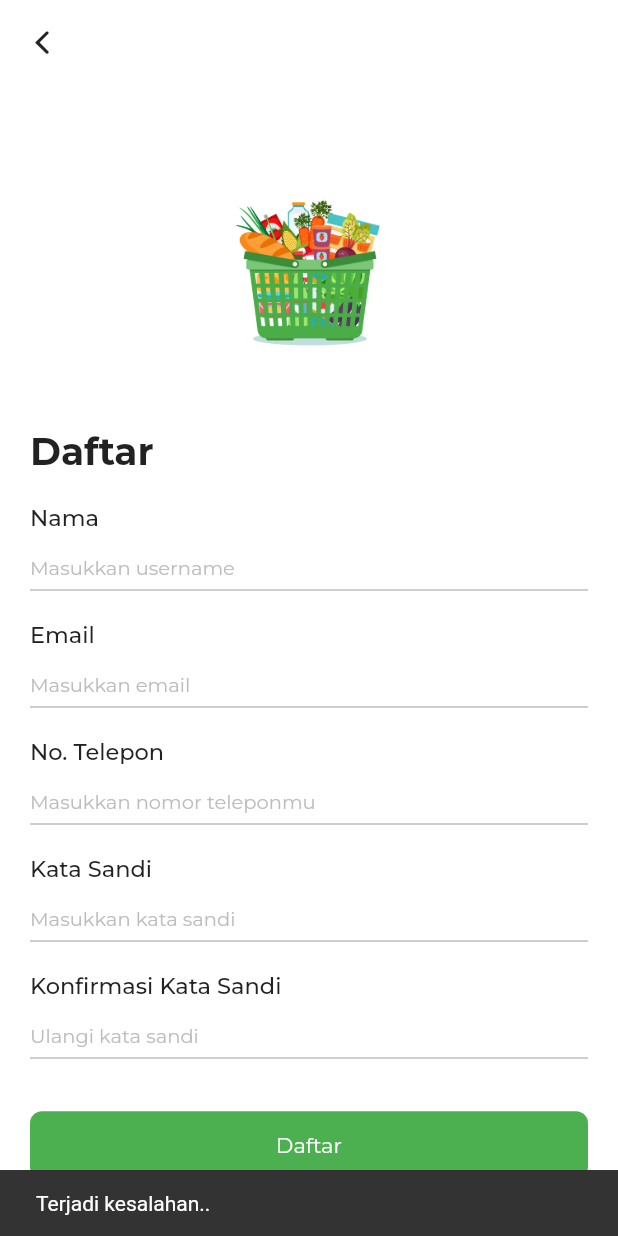
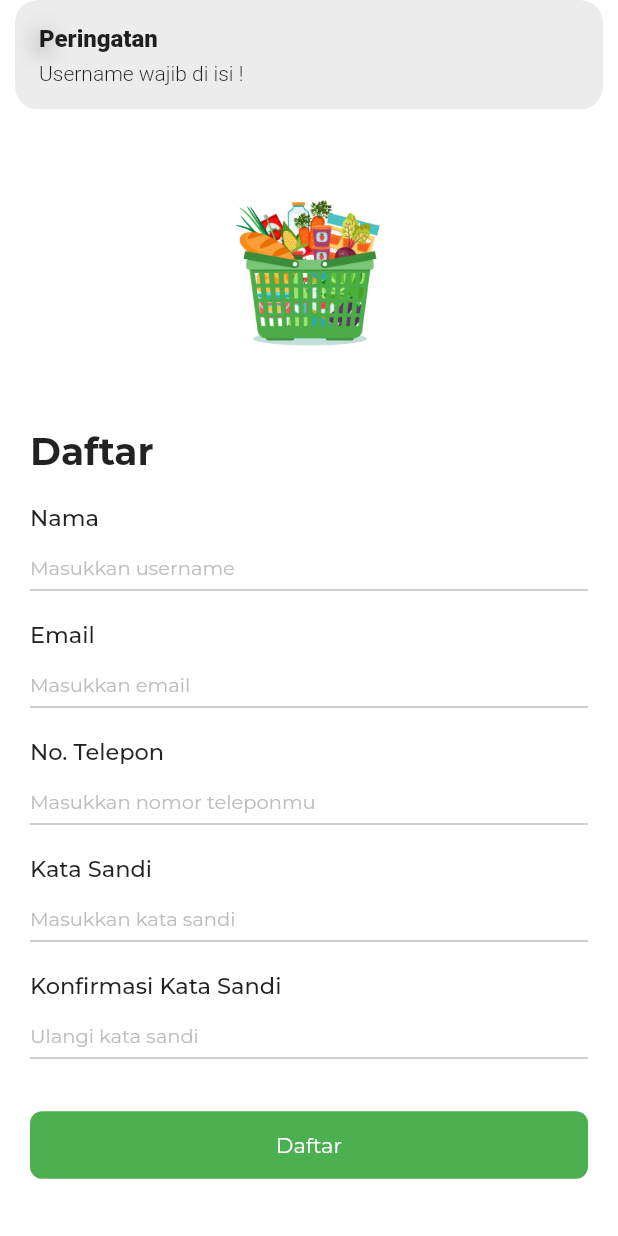
Before and after one commit to n0ulli/ecommerce, a Flutter app: the RegisterScreen screen opened directly, after a tap on "Daftar", on a phone screen of 412 x 824 dp. Run offline on Flutter 3.47's test engine with Material 2 defaults, Android fonts, the phone set to English and light mode, and no system bars; our stand-ins replace cached_network_image, carousel_slider, get, google_fonts, shared_preferences; accounts and stored records are empty.

Commit message:
fix login, register disesuaikan dengan getx, dipindah ke controller

```diff
--- a/lib/controller/auth_controller.dart
+++ b/lib/controller/auth_controller.dart
@@ -1,6 +1,8 @@
 
+import 'package:flutter/cupertino.dart';
 import 'package:get/get.dart';
 import 'package:tokoonline/model/model_users.dart';
+import 'package:tokoonline/screen/home/main_home.dart';
 
 class AuthController extends GetxController{
 
@@ -9,16 +11,31 @@ class AuthController extends GetxController{
   RxString firstName = "".obs;
   RxString lastName = "".obs;
 
+  final phoneController = TextEditingController();
+  final passController = TextEditingController();
+
+  final userController = TextEditingController();
+  final emailController = TextEditingController();
+  final confirmpassController = TextEditingController();
+
   changeOpenPassLogin(bool val){
     openPassLogin.value = val;
   }
 
-  Future<bool> getLogin(String user, String pass) async {
+  resetTextControl(){
+    phoneController.text = "";
+    passController.text = "";
+    userController.text = "";
+    emailController.text = "";
+    confirmpassController.text = "";
+  }
+
+  Future<bool> getLogin() async {
     try {
-      if (user.isNotEmpty) {
-        if (pass.isNotEmpty) {
+      if (phoneController.text.isNotEmpty) {
+        if (passController.text.isNotEmpty) {
           List dataUser = await model_users()
-              .select_data_login(user, pass);
+              .select_data_login(phoneController.text, passController.text);
           if (dataUser.isNotEmpty) {
             var objData = dataUser[0];
             userName.value = objData['username'].toString();
@@ -26,40 +43,45 @@ class AuthController extends GetxController{
             lastName.value = objData['last_name'].toString();
             return true;
           } else {
-            // Toast("Login Gagal !", "Username atau password tidak sesuai", false);
+            Get.snackbar("Login Gagal !", "Username atau password tidak sesuai");
             return false;
           }
         } else {
-          // Toast("Peringatan", "Silahkan isi password Anda !", false);
+          Get.snackbar("Peringatan", "Silahkan isi password Anda !");
           return false;
         }
       } else {
-        // Toast("Peringatan", "Silahkan isi username Anda !", false);
+        Get.snackbar("Peringatan", "Silahkan isi username Anda !");
         return false;
       }
     } catch (e) {
-      // Toast("Peringatan", e.toString(), false);
+      Get.snackbar("Peringatan",  e.toString());
       return false;
     }
   }
 
-  Future<bool> insertUser(String user, String email, String phone, String pass) async {
-    if (user.isNotEmpty) {
-      var dataReady = await model_users().getUser(user);
+  Future<bool> insertUser() async {
+    if (passController.text!=confirmpassController.text) {
+      Get.snackbar("Peringatan", "Konfirmasi sandi tidak sama");
+      return false;
+    }
+
+    if (userController.text.isNotEmpty) {
+      var dataReady = await model_users().getUser(userController.text);
       if (dataReady.isNotEmpty) {
-        // Toast("Peringatan !", "User '${user}' sudah ada", false);
+        Get.snackbar("Peringatan", "User '${userController.text}' sudah ada");
         return false;
       } else {
         Map obj = {};
-        obj['user'] = user;
-        obj['email'] = email;
-        obj['phone'] = phone;
-        obj['pass'] = pass;
+        obj['user'] = userController.text;
+        obj['email'] = emailController.text;
+        obj['phone'] = phoneController.text;
+        obj['pass'] = passController.text;
         await model_users().insertUser(obj);
         return true;
       }
     } else {
-      // Toast("Peringatan !", "Username wajib di isi !", false);
+      Get.snackbar("Peringatan", "Username wajib di isi !");
       return false;
     }
   }
--- a/lib/model/model_users.dart
+++ b/lib/model/model_users.dart
@@ -2,7 +2,8 @@ import 'package:http/http.dart' as http;
 import 'dart:convert';
 
 class model_users {
-  String baseUrl = "http://192.168.1.2";
+  // String baseUrl = "http://192.168.1.2";
+  String baseUrl = "http://172.16.2.57";
 
   Future<List> select_data_login(String username, String password) async {
     final response = await http.post(
--- a/lib/screen/auth/register_screen.dart
+++ b/lib/screen/auth/register_screen.dart
@@ -17,11 +17,6 @@ class RegisterScreen extends StatefulWidget {
 
 class _LoginScreenState extends State<RegisterScreen> {
   AuthController registercontroller = Get.put(AuthController());
-  final _userController = TextEditingController();
-  final _emailController = TextEditingController();
-  final _phoneController = TextEditingController();
-  final _passController = TextEditingController();
-  final _confirmpassController = TextEditingController();
 
   @override
   Widget build(BuildContext context) {
@@ -56,7 +51,7 @@ class _LoginScreenState extends State<RegisterScreen> {
                       height: 40,
                       child: TextField(
                         maxLength: 25,
-                        controller: _userController,
+                        controller: registercontroller.userController,
                         keyboardType: TextInputType.text,
                         decoration: DecorationConstant.inputDecor().copyWith(hintText: "Masukkan username",counterText: '', contentPadding: EdgeInsets.only(top: 0)),
                       ),
@@ -74,7 +69,7 @@ class _LoginScreenState extends State<RegisterScreen> {
                       height: 40,
                       child: TextField(
                         maxLength: 25,
-                        controller: _emailController,
+                        controller: registercontroller.emailController,
                         keyboardType: TextInputType.emailAddress,
                         decoration: DecorationConstant.inputDecor().copyWith(hintText: "Masukkan email",counterText: '', contentPadding: EdgeInsets.only(top: 0)),
                       ),
@@ -92,7 +87,7 @@ class _LoginScreenState extends State<RegisterScreen> {
                       height: 40,
                       child: TextField(
                         maxLength: 25,
-                        controller: _phoneController,
+                        controller: registercontroller.phoneController,
                         keyboardType: TextInputType.phone,
                         inputFormatters: [
                           LengthLimitingTextInputFormatter(12),
@@ -114,7 +109,7 @@ class _LoginScreenState extends State<RegisterScreen> {
                       height: 40,
                       child: TextField(
                         maxLength: 25,
-                        controller: _passController,
+                        controller: registercontroller.passController,
                         obscureText: true,
                         decoration: DecorationConstant.inputDecor().copyWith(hintText: "Masukkan kata sandi",counterText: '', contentPadding: EdgeInsets.only(top: 0)),
                       ),
@@ -132,7 +127,7 @@ class _LoginScreenState extends State<RegisterScreen> {
                       height: 40,
                       child: TextField(
                         maxLength: 25,
-                        controller: _confirmpassController,
+                        controller: registercontroller.confirmpassController,
                         obscureText: true,
                         decoration: DecorationConstant.inputDecor().copyWith(hintText: "Ulangi kata sandi",counterText: '', contentPadding: EdgeInsets.only(top: 0)),
                       ),
@@ -144,14 +139,10 @@ class _LoginScreenState extends State<RegisterScreen> {
               ButtonGreenWidget(
                 text: 'Daftar',
                 onClick: (){
-                  registercontroller.insertUser(_userController.text, _emailController.text, _phoneController.text, _passController.text).then((value) {
+                  registercontroller.insertUser().then((value) {
                     if (value) {
+                      registercontroller.resetTextControl();
                       Get.back();
-                    }
-                    else {
-                      ScaffoldMessenger.of(context).showSnackBar(
-                        SnackBar(content: Text('Terjadi kesalahan..'))
-                      );
                     }
                   });
                 },
@@ -159,7 +150,9 @@ class _LoginScreenState extends State<RegisterScreen> {
               SizedBox(height: 20),
               Center(
                 child: GestureDetector(
-                  onTap: (){},
+                  onTap: (){
+                    Get.back();
+                  },
                   child: RichText(
                     text: TextSpan(
                       text: 'Sudah punya akun ? ',
--- a/lib/screen/home/view/home_screen.dart
+++ b/lib/screen/home/view/home_screen.dart
@@ -8,8 +8,6 @@ import 'package:tokoonline/constant/text_constant.dart';
 import 'package:tokoonline/widget/cart/item_cart_widget.dart';
 import 'package:tokoonline/widget/home/header_home_widget.dart';
 import 'package:tokoonline/widget/home/list_cart_widget.dart';
-import 'package:get/get.dart';
-import 'package:tokoonline/controller/auth_controller.dart';
 
 class HomeScreen extends StatefulWidget {
   const HomeScreen({Key? key}) : super(key: key);
@@ -19,7 +17,6 @@ class HomeScreen extends StatefulWidget {
 }
 
 class _HomeScreenState extends State<HomeScreen> {
-  final logincontroller = Get.find<AuthController>();
 
   @override
   Widget build(BuildContext context) {
@@ -29,7 +26,7 @@ class _HomeScreenState extends State<HomeScreen> {
         child: Column(
           children: [
             // SizedBox(height: size.height * 0.035,),
-            HeaderHomeWidget(username: logincontroller.userName.value,),
+            HeaderHomeWidget(),
             ListCartWidget(title: 'Produk Baru'),
             ListCartWidget(title: 'Sepatu'),
             ListCartWidget(title: 'Tas'),
```
Also changed, not shown: lib/screen/auth/login_screen.dart (+4 -11 lines), lib/widget/home/header_home_widget.dart (+5 -3 lines).
